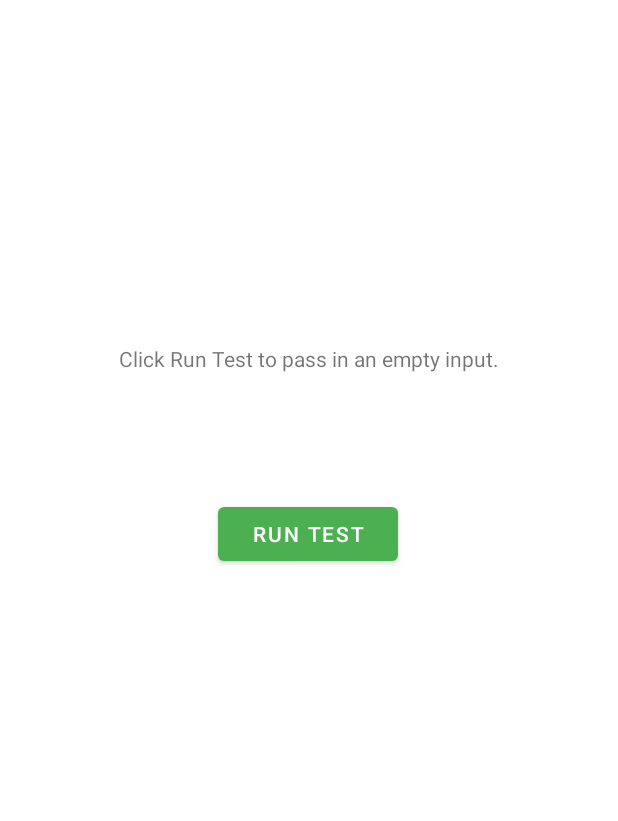
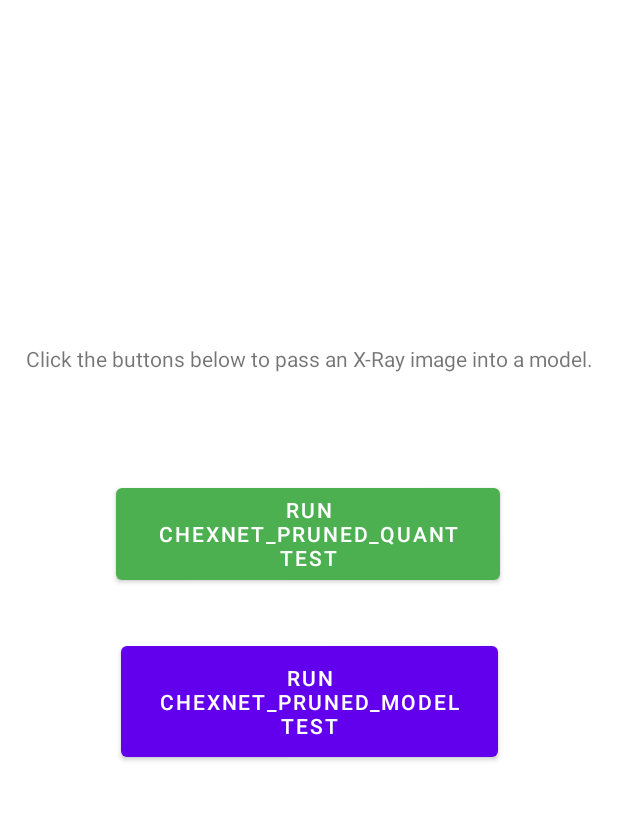
Before and after one commit to sunbiz/LowPoweredTFmodels_BenchmarkApp, an Android app: the screen it shows after launch (MainActivity), on a phone screen of 412 x 824 dp, the part 84-905 px from its top. Run offline under Robolectric (Android 15) with nearby library versions, the phone set to English and light mode, and no system bars; libraries missing offline, so code that uses them is left out: org.tensorflow.lite.

Commit message:
Remove null input and pass in an Xray image, and add option to run another model.

```diff
--- a/app/src/main/res/layout/content_main.xml
+++ b/app/src/main/res/layout/content_main.xml
@@ -20,16 +20,27 @@
 
   <Button
     android:id="@+id/button"
-    android:layout_width="120dp"
-    android:layout_height="48dp"
+    android:layout_width="256dp"
+    android:layout_height="73dp"
     android:layout_marginStart="60dp"
     android:layout_marginLeft="60dp"
-    android:onClick="runPerformanceTest"
-    android:text="Run Test"
+    android:onClick="run_chexnet_pruned_quant"
+    android:text="Run chexnet_pruned_quant Test"
     app:backgroundTint="#4CAF50"
     app:layout_constraintBottom_toBottomOf="@+id/nav_host_fragment"
     app:layout_constraintEnd_toEndOf="parent"
-    app:layout_constraintHorizontal_bias="0.367"
+    app:layout_constraintHorizontal_bias="0.178"
     app:layout_constraintStart_toStartOf="parent"
     app:layout_constraintTop_toTopOf="@+id/nav_host_fragment" />
+
+  <Button
+    android:id="@+id/button2"
+    android:layout_width="251dp"
+    android:layout_height="86dp"
+    android:layout_marginTop="32dp"
+    android:onClick="run_chexnet_pruned_model"
+    android:text="Run CHEXNET_PRUNED_MODEL test"
+    app:layout_constraintEnd_toEndOf="parent"
+    app:layout_constraintStart_toStartOf="parent"
+    app:layout_constraintTop_toBottomOf="@+id/button" />
 </androidx.constraintlayout.widget.ConstraintLayout>
--- a/app/src/main/res/values/strings.xml
+++ b/app/src/main/res/values/strings.xml
@@ -7,6 +7,6 @@
     <string name="next">Next</string>
     <string name="previous">Previous</string>
 
-    <string name="hello_first_fragment">Click "Run Test" to pass in an empty input.</string>
+    <string name="hello_first_fragment">Click the buttons below to pass an X-Ray image into a model.</string>
     <string name="hello_second_fragment">Hello second fragment. Arg: %1$s</string>
 </resources>
```
Also changed, not shown: app/src/main/java/com/example/runmodelsj/MainActivity.java (+61 -26 lines), app/src/main/assets/blueTestImage.png (added), app/src/main/assets/greenTestImage.jpeg (added), app/src/main/assets/redTestImage.png (added).
